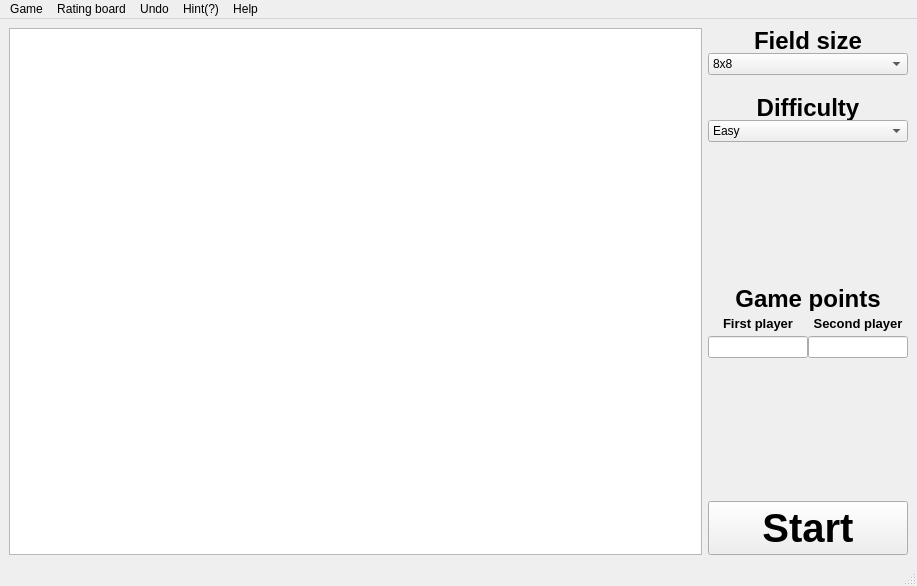
SartaSMV/ChessKnights, file mainwindow.ui: the form before one commit.
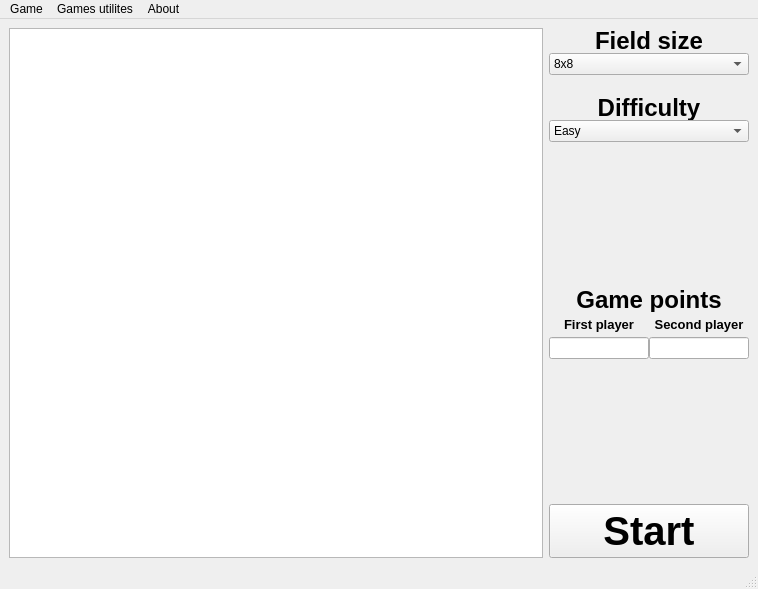
The form after the commit.

```diff
--- a/mainwindow.ui
+++ b/mainwindow.ui
@@ -6,8 +6,8 @@
    <rect>
     <x>0</x>
     <y>0</y>
-    <width>917</width>
-    <height>586</height>
+    <width>758</width>
+    <height>589</height>
    </rect>
   </property>
   <property name="windowTitle">
@@ -22,8 +22,8 @@
      <widget class="QGraphicsView" name="graphicsView_chessboard">
       <property name="minimumSize">
        <size>
-        <width>527</width>
-        <height>527</height>
+        <width>530</width>
+        <height>530</height>
        </size>
       </property>
      </widget>
@@ -367,7 +367,7 @@
     <rect>
      <x>0</x>
      <y>0</y>
-     <width>917</width>
+     <width>758</width>
      <height>21</height>
     </rect>
    </property>
@@ -379,31 +379,21 @@
     <addaction name="actionLoad"/>
     <addaction name="actionExit"/>
    </widget>
-   <widget class="QMenu" name="menuHelp">
+   <widget class="QMenu" name="menuAbout">
     <property name="title">
-     <string>Help</string>
+     <string>About</string>
     </property>
    </widget>
-   <widget class="QMenu" name="menuRating_board">
+   <widget class="QMenu" name="menuGames_utilites">
     <property name="title">
-     <string>Rating board</string>
+     <string>Games utilites</string>
     </property>
-   </widget>
-   <widget class="QMenu" name="menuUndo">
-    <property name="title">
-     <string>Undo</string>
-    </property>
-   </widget>
-   <widget class="QMenu" name="menuHint">
-    <property name="title">
-     <string>Hint(?)</string>
-    </property>
+    <addaction name="actionHide"/>
+    <addaction name="actionUndo"/>
    </widget>
    <addaction name="menuGame"/>
-   <addaction name="menuRating_board"/>
-   <addaction name="menuUndo"/>
-   <addaction name="menuHint"/>
-   <addaction name="menuHelp"/>
+   <addaction name="menuGames_utilites"/>
+   <addaction name="menuAbout"/>
   </widget>
   <widget class="QStatusBar" name="statusbar"/>
   <action name="actionSave">
```
Left out of the diff: 141 changed lines with no effect on the pictures.
